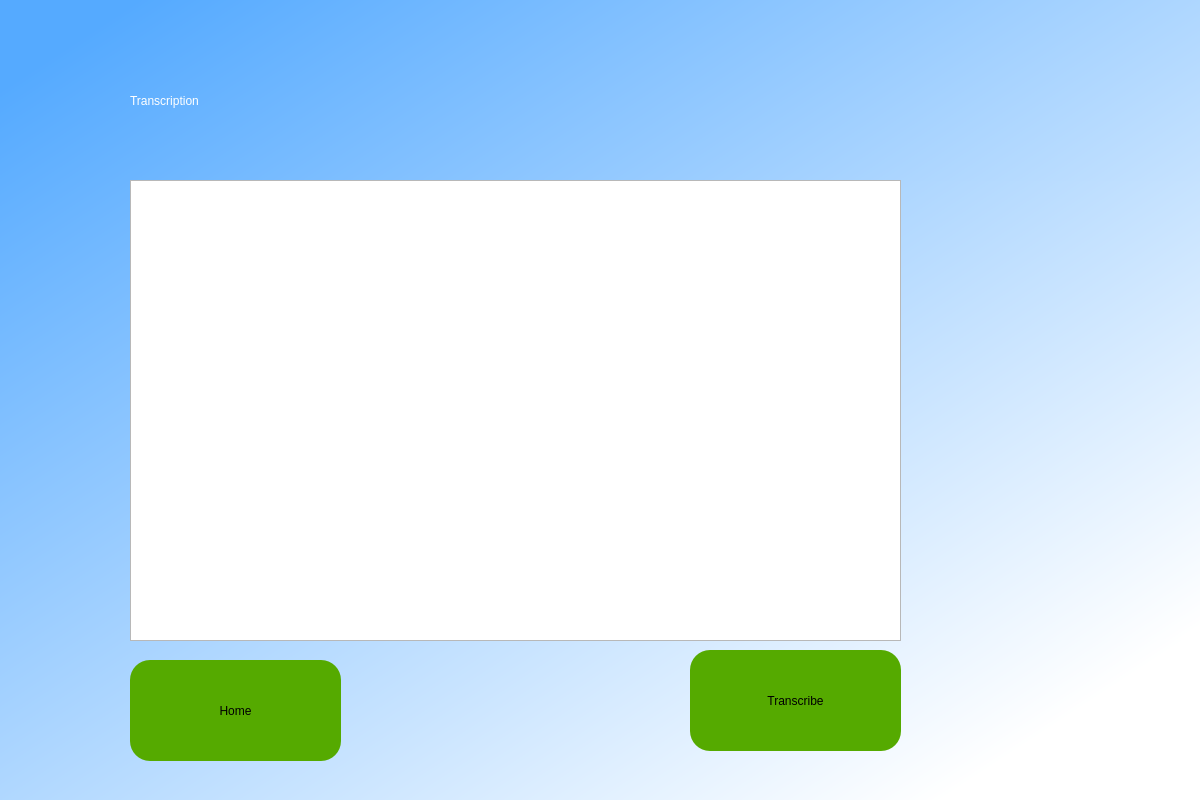
First picture: the form in screens/transcription.ui, repository Ask-kita/Ask-kita-modes, before the edit.
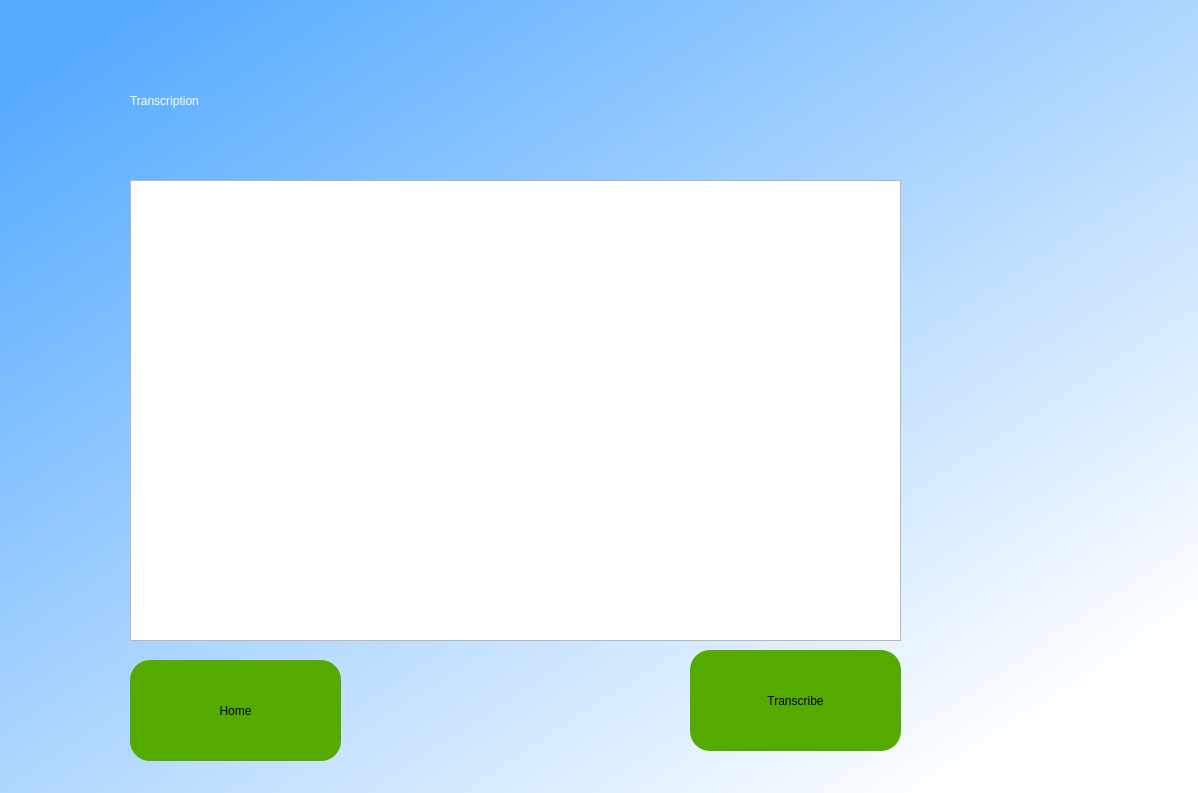
Second picture: the form after the edit.

The edit to the form file:
```diff
--- a/screens/transcription.ui
+++ b/screens/transcription.ui
@@ -6,8 +6,8 @@
    <rect>
     <x>0</x>
     <y>0</y>
-    <width>1200</width>
-    <height>800</height>
+    <width>1198</width>
+    <height>793</height>
    </rect>
   </property>
   <property name="windowTitle">
```
